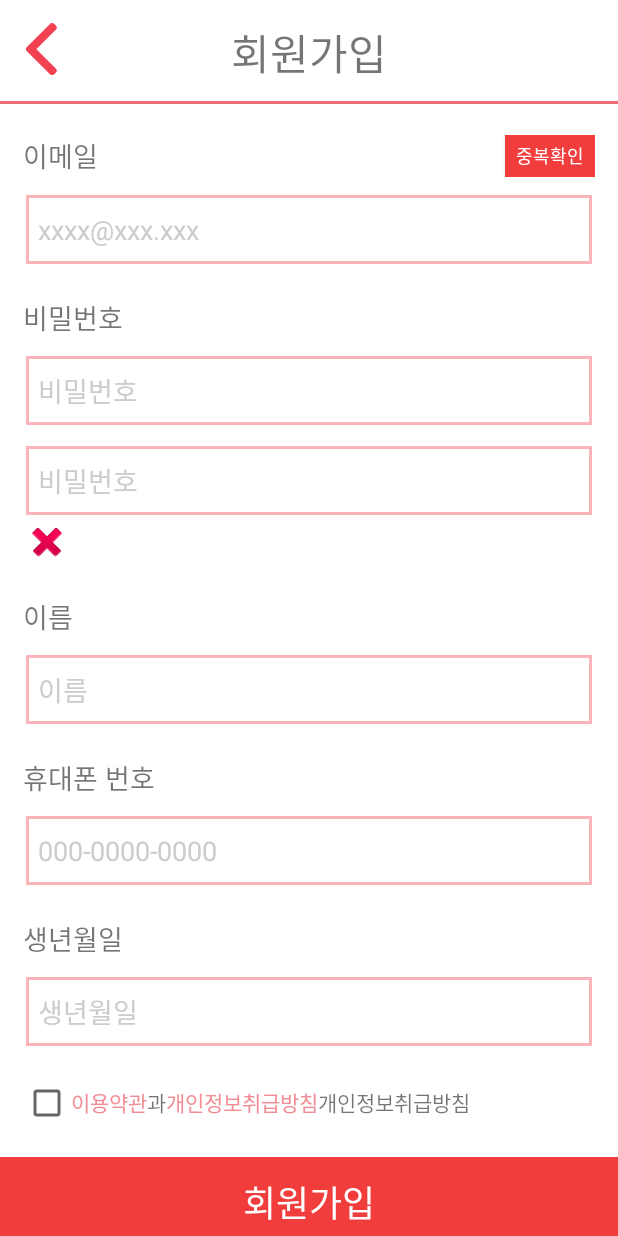
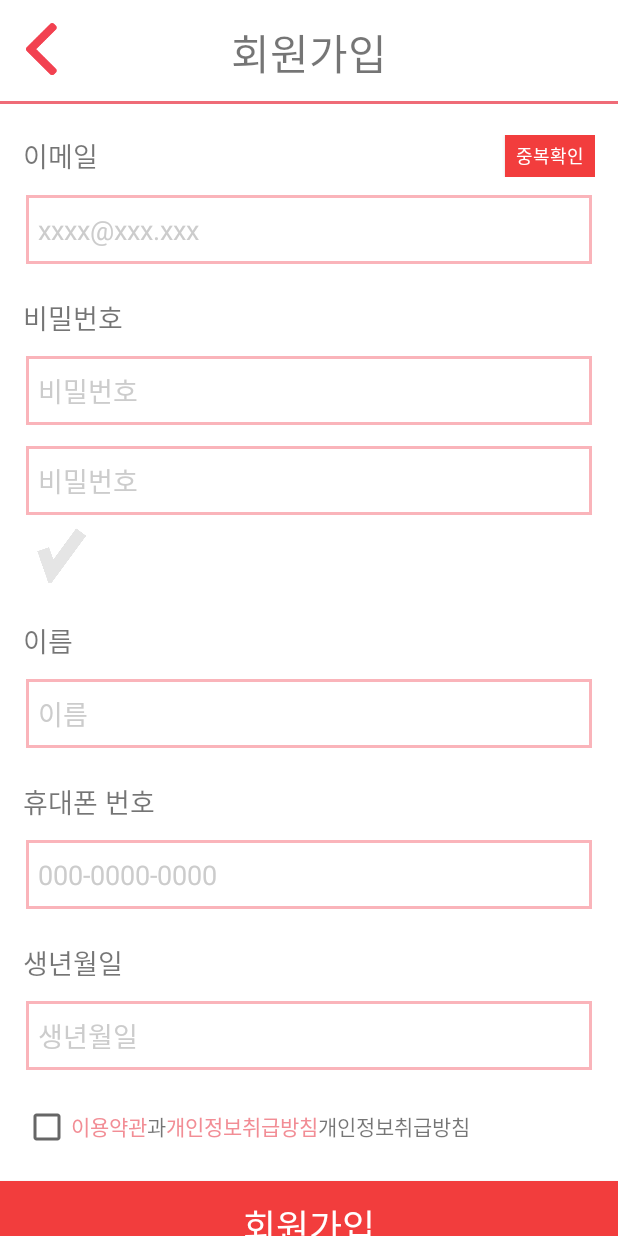
Before and after one commit to IT-SSU/pypy, an Android app: the Join screen opened directly, with no data from a screen before it, on a phone screen of 412 x 824 dp. Run offline under Robolectric (Android 15) with nearby library versions, the phone set to English and light mode, and no system bars; our stand-ins replace Volley; network calls fail.

Commit message:
Update join.xml

```diff
--- a/ppiyongppiyong4/app/src/main/res/layout/join.xml
+++ b/ppiyongppiyong4/app/src/main/res/layout/join.xml
@@ -85,6 +85,7 @@
                             android:id="@+id/txtPwChk"
                             android:inputType="textPassword"
                             android:importantForAutofill="no" tools:targetApi="o"/>
+
                     <EditText
                             style="@style/join_list_edit"
                             android:hint="@string/pw"
@@ -93,8 +94,8 @@
                             android:inputType="textPassword"
                             android:importantForAutofill="no" tools:targetApi="o"/>
                     <ImageView
-                            android:layout_width="wrap_content"
-                            android:layout_height="wrap_content" app:srcCompat="@android:drawable/ic_delete"
+                            android:layout_width="51dp"
+                            android:layout_height="48dp" app:srcCompat="@drawable/white_check_mark"
                             android:id="@+id/imgvPwChk"/>
                 </LinearLayout>
                 <LinearLayout
@@ -180,7 +181,8 @@
                         style="@style/join_list"
                         app:layout_constraintEnd_toEndOf="parent"
                         android:id="@+id/joinList7" app:layout_constraintTop_toBottomOf="@+id/joinList6">
-                    <CheckBox android:layout_width="wrap_content" android:layout_height="wrap_content"/>
+                    <CheckBox android:layout_width="wrap_content" android:layout_height="wrap_content"
+                              android:id="@+id/ChkPrivacy"/>
                     <TextView android:layout_width="wrap_content" android:layout_height="wrap_content" android:text="@string/term_txt1" android:textColor="@color/colorSub"/>
                     <TextView android:layout_width="wrap_content" android:layout_height="wrap_content" android:text="@string/term_txt2"/>
                     <TextView android:layout_width="wrap_content" android:layout_height="wrap_content" android:text="@string/term_txt3" android:textColor="@color/colorSub" />
```
